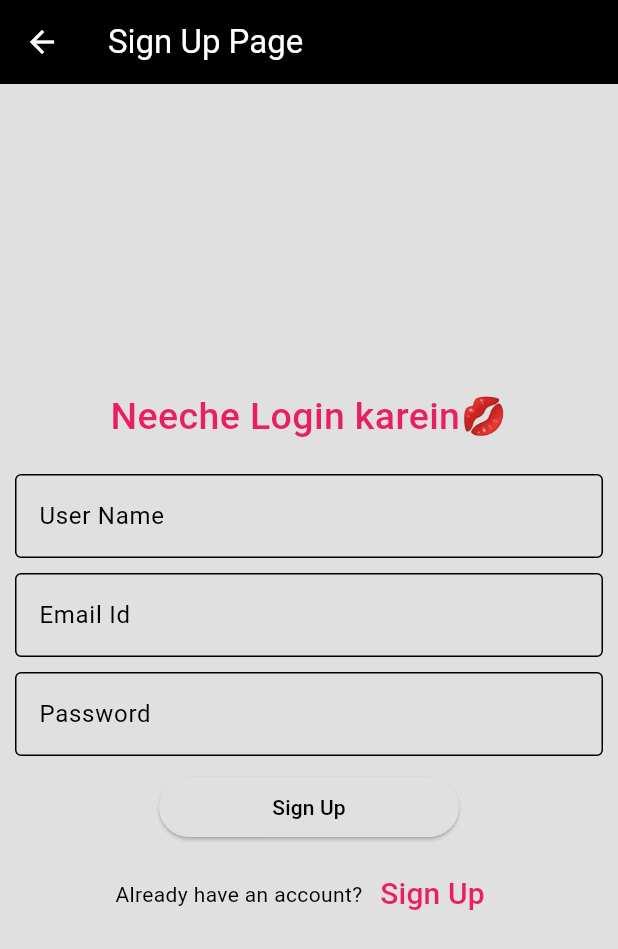
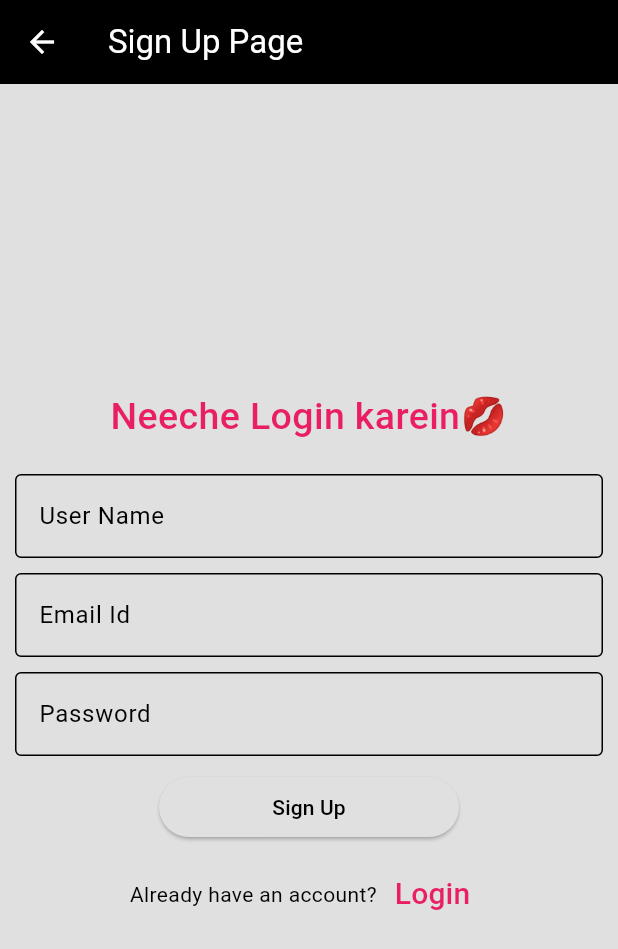
Before and after one commit to RYzeOnGit/MurMur, a Flutter app: the SignUpPage screen opened directly, on a phone screen of 412 x 824 dp. Shown: the top 949 px of the screen. Run offline on Flutter 3.47's test engine with Material 3 defaults, Android fonts, the phone set to English and light mode, and no system bars.

Commit message:
let's go son

```diff
--- a/frontend/lib/pages/SignUpPage.dart
+++ b/frontend/lib/pages/SignUpPage.dart
@@ -101,7 +101,7 @@ class SignUpPage extends StatelessWidget {
                     );
                   },
                   child: const Text(
-                    'Sign Up',
+                    'Login',
                     style: TextStyle(fontSize: 20, color: Colors.pink),
                   ),
                 ),
```
